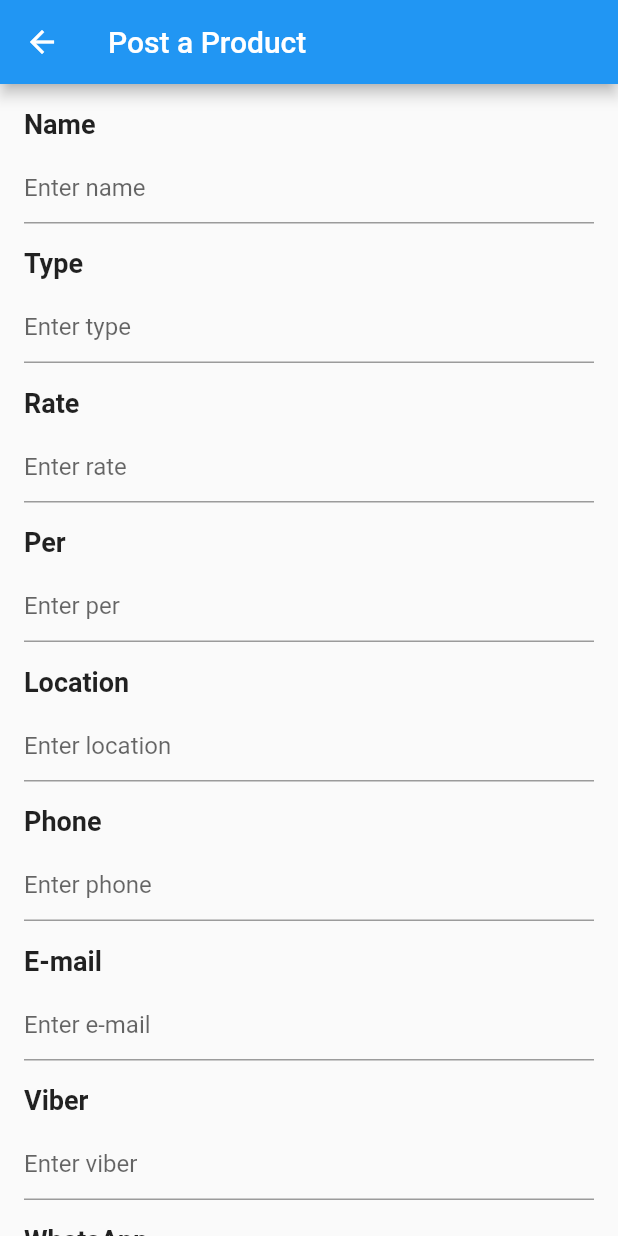
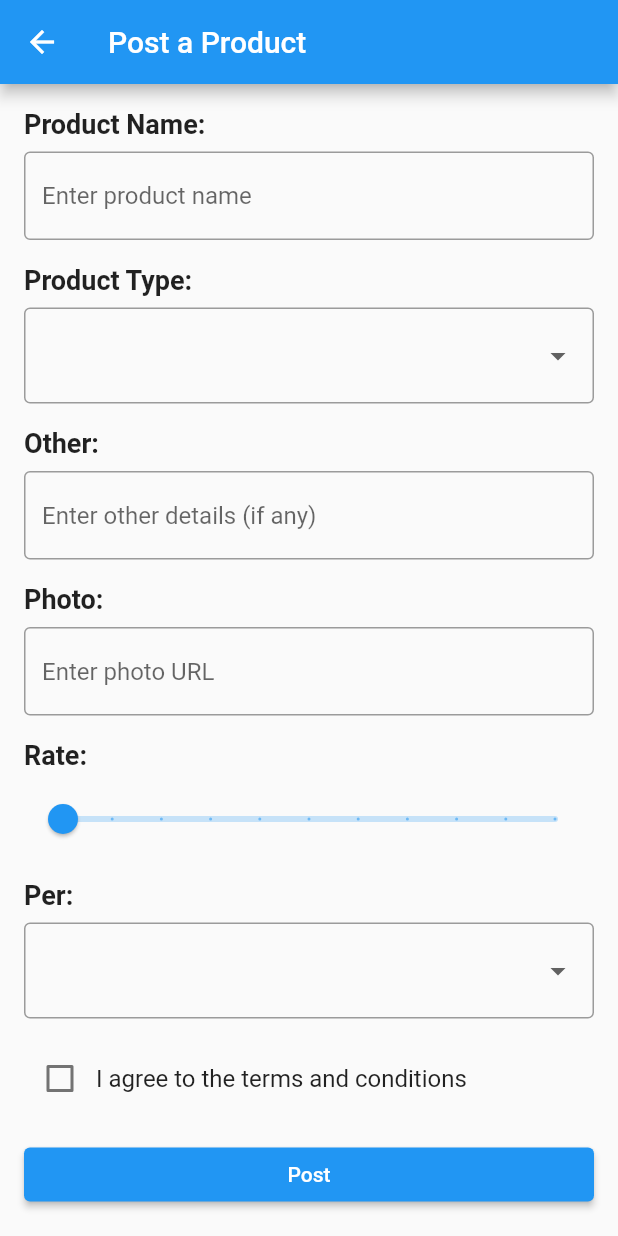
Before and after one commit to RaazDk1992/therental, a Flutter app: the PostAProductPage screen opened directly, on a phone screen of 412 x 824 dp. Run offline on Flutter 3.47's test engine with Material 2 defaults, Android fonts, the phone set to English and light mode, and no system bars; our stand-ins replace easy_localization, flutter_rating_bar, font_awesome_flutter, toggle_switch.

Commit message:
dropdown items created

```diff
--- /dev/null
+++ b/lib/data/productcategory.dart
@@ -0,0 +1,11 @@
+import 'package:flutter/material.dart';
+
+List<DropdownMenuItem> get productList {
+  List<DropdownMenuItem<String>> items = [
+    const DropdownMenuItem(child: Text("घर"), value: "home"),
+    const DropdownMenuItem(child: Text("गाडी"), value: "vehicle"),
+    const DropdownMenuItem(child: Text("कपडा"), value: "clothes"),
+    const DropdownMenuItem(child: Text("जग्गा"), value: "land"),
+  ];
+  return items;
+}
--- /dev/null
+++ b/lib/data/rateperduration.dart
@@ -0,0 +1,19 @@
+import 'package:flutter/material.dart';
+
+List<DropdownMenuItem> get rateList {
+  List<DropdownMenuItem<String>> items = [
+    DropdownMenuItem(
+      child: Text('प्रति महिना'),
+      value: 'per_month',
+    ),
+    DropdownMenuItem(
+      child: Text('प्रतिदिन'),
+      value: 'per_day',
+    ),
+    DropdownMenuItem(
+      child: Text('प्रतिघण्टा'),
+      value: 'per_hour',
+    )
+  ];
+  return items;
+}
--- a/lib/screens/lessor/home.dart
+++ b/lib/screens/lessor/home.dart
@@ -1,6 +1,7 @@
 import 'package:flutter/material.dart';
 import 'package:font_awesome_flutter/font_awesome_flutter.dart';
 import 'package:therental/screens/lessor/demand.dart';
+import 'package:therental/screens/lessor/postaproduct.dart';
 import 'package:therental/screens/lessor/request.dart';
 import 'package:therental/screens/search.dart';
 import 'package:toggle_switch/toggle_switch.dart';
@@ -20,7 +21,7 @@ class _HomePageState extends State<HomePage> {
     DemandPage(),
     RequestPage(),
     SuggestionsPage(),
-    PostProductPage(),
+    PostAProductPage()
   ];
 
   void _onItemTapped(int index) {
@@ -111,12 +112,3 @@ class SuggestionsPage extends StatelessWidget {
     );
   }
 }
-
-class PostProductPage extends StatelessWidget {
-  @override
-  Widget build(BuildContext context) {
-    return Center(
-      child: Text('Post Product Page'),
-    );
-  }
-}
--- a/lib/screens/lessor/postaproduct.dart
+++ b/lib/screens/lessor/postaproduct.dart
@@ -6,6 +6,14 @@ class PostAProductPage extends StatefulWidget {
 }
 
 class _PostAProductPageState extends State<PostAProductPage> {
+  String _productName = '';
+  String _productType = '';
+  String _other = '';
+  String _photo = '';
+  double _rate = 0.0;
+  String _per = '';
+  bool _termsAndConditions = false;
+
   @override
   Widget build(BuildContext context) {
     return Scaffold(
@@ -19,129 +27,179 @@ class _PostAProductPageState extends State<PostAProductPage> {
             crossAxisAlignment: CrossAxisAlignment.start,
             children: [
               Text(
-                'Name',
-                style: TextStyle(fontSize: 18.0, fontWeight: FontWeight.bold),
-              ),
-              const SizedBox(height: 8.0),
-              const TextField(
-                decoration: InputDecoration(
-                  hintText: 'Enter name',
+                'Product Name:',
+                style: TextStyle(
+                  fontWeight: FontWeight.bold,
+                  fontSize: 18.0,
                 ),
-              ),
-              const SizedBox(height: 16.0),
-              Text(
-                'Type',
-                style: TextStyle(fontSize: 18.0, fontWeight: FontWeight.bold),
               ),
               SizedBox(height: 8.0),
               TextField(
+                onChanged: (value) {
+                  setState(() {
+                    _productName = value;
+                  });
+                },
                 decoration: InputDecoration(
-                  hintText: 'Enter type',
+                  hintText: 'Enter product name',
+                  border: OutlineInputBorder(),
                 ),
               ),
               SizedBox(height: 16.0),
               Text(
-                'Rate',
-                style: TextStyle(fontSize: 18.0, fontWeight: FontWeight.bold),
+                'Product Type:',
+                style: TextStyle(
+                  fontWeight: FontWeight.bold,
+                  fontSize: 18.0,
+                ),
               ),
               SizedBox(height: 8.0),
-              TextField(
+              DropdownButtonFormField<String>(
+                value: _productType,
+                onChanged: (value) {
+                  setState(() {
+                    _productType = value!;
+                  });
+                },
+                items: [
+                  DropdownMenuItem(
+                    value: 'Type 1',
+                    child: Text('Type 1'),
+                  ),
+                  DropdownMenuItem(
+                    value: 'Type 2',
+                    child: Text('Type 2'),
+                  ),
+                  DropdownMenuItem(
+                    value: 'Type 3',
+                    child: Text('Type 3'),
+                  ),
+                ],
                 decoration: InputDecoration(
-                  hintText: 'Enter rate',
+                  border: OutlineInputBorder(),
                 ),
               ),
               SizedBox(height: 16.0),
               Text(
-                'Per',
-                style: TextStyle(fontSize: 18.0, fontWeight: FontWeight.bold),
+                'Other:',
+                style: TextStyle(
+                  fontWeight: FontWeight.bold,
+                  fontSize: 18.0,
+                ),
               ),
               SizedBox(height: 8.0),
               TextField(
+                onChanged: (value) {
+                  setState(() {
+                    _other = value;
+                  });
+                },
                 decoration: InputDecoration(
-                  hintText: 'Enter per',
+                  hintText: 'Enter other details (if any)',
+                  border: OutlineInputBorder(),
                 ),
               ),
               SizedBox(height: 16.0),
               Text(
-                'Location',
-                style: TextStyle(fontSize: 18.0, fontWeight: FontWeight.bold),
+                'Photo:',
+                style: TextStyle(
+                  fontWeight: FontWeight.bold,
+                  fontSize: 18.0,
+                ),
               ),
               SizedBox(height: 8.0),
               TextField(
+                onChanged: (value) {
+                  setState(() {
+                    _photo = value;
+                  });
+                },
                 decoration: InputDecoration(
-                  hintText: 'Enter location',
+                  hintText: 'Enter photo URL',
+                  border: OutlineInputBorder(),
                 ),
               ),
               SizedBox(height: 16.0),
               Text(
-                'Phone',
-                style: TextStyle(fontSize: 18.0, fontWeight: FontWeight.bold),
+                'Rate:',
+                style: TextStyle(
+                  fontWeight: FontWeight.bold,
+                  fontSize: 18.0,
+                ),
               ),
               SizedBox(height: 8.0),
-              TextField(
+              Slider(
+                value: _rate,
+                onChanged: (value) {
+                  setState(() {
+                    _rate = value;
+                  });
+                },
+                min: 0.0,
+                max: 100.0,
+                divisions: 10,
+                label: _rate.toStringAsFixed(1),
+              ),
+              SizedBox(height: 16.0),
+              Text(
+                'Per:',
+                style: TextStyle(
+                  fontWeight: FontWeight.bold,
+                  fontSize: 18.0,
+                ),
+              ),
+              SizedBox(height: 8.0),
+              DropdownButtonFormField<String>(
+                value: _per,
+                onChanged: (value) {
+                  setState(() {
+                    _per = value!;
+                  });
+                },
+                items: [
+                  DropdownMenuItem(
+                    value: 'Per 1',
+                    child: Text('Per 1'),
+                  ),
+                  DropdownMenuItem(
+                    value: 'Per 2',
+                    child: Text('Per 2'),
+                  ),
+                  DropdownMenuItem(
+                    value: 'Per 3',
+                    child: Text('Per 3'),
+                  ),
+                ],
                 decoration: InputDecoration(
-                  hintText: 'Enter phone',
+                  border: OutlineInputBorder(),
                 ),
               ),
               SizedBox(height: 16.0),
-              Text(
-                'E-mail',
-                style: TextStyle(fontSize: 18.0, fontWeight: FontWeight.bold),
-              ),
-              SizedBox(height: 8.0),
-              TextField(
-                decoration: InputDecoration(
-                  hintText: 'Enter e-mail',
-                ),
+              Row(
+                children: [
+                  Checkbox(
+                    value: _termsAndConditions,
+                    onChanged: (value) {
+                      setState(() {
+                        _termsAndConditions = value!;
+                      });
+                    },
+                  ),
+                  Text(
+                    'I agree to the terms and conditions',
+                    style: TextStyle(
+                      fontSize: 16.0,
+                    ),
+                  ),
+                ],
               ),
               SizedBox(height: 16.0),
-              Text(
-                'Viber',
-                style: TextStyle(fontSize: 18.0, fontWeight: FontWeight.bold),
-              ),
-              SizedBox(height: 8.0),
-              TextField(
-                decoration: InputDecoration(
-                  hintText: 'Enter viber',
+              SizedBox(
+                width: double.infinity,
+                child: ElevatedButton(
+                  onPressed: () {},
+                  child: Text('Post'),
                 ),
-              ),
-              SizedBox(height: 16.0),
-              Text(
-                'WhatsApp',
-                style: TextStyle(fontSize: 18.0, fontWeight: FontWeight.bold),
-              ),
-              SizedBox(height: 8.0),
-              TextField(
-                decoration: InputDecoration(
-                  hintText: 'Enter WhatsApp',
-                ),
-              ),
-              SizedBox(height: 16.0),
-              Text(
-                'Photo',
-                style: TextStyle(fontSize: 18.0, fontWeight: FontWeight.bold),
-              ),
-              SizedBox(height: 8.0),
-              TextField(
-                decoration: InputDecoration(
-                  hintText: 'Enter photo',
-                ),
-              ),
-              SizedBox(height: 16.0),
-              Text(
-                'Terms & Conditions',
-                style: TextStyle(fontSize: 18.0, fontWeight: FontWeight.bold),
-              ),
-              SizedBox(height: 8.0),
-              TextField(
-                decoration: InputDecoration(
-                  hintText: 'Enter terms & conditions',
-                ),
-              ),
-              SizedBox(height: 16.0),
-              ElevatedButton(
-                child: Text('Post'),
-                onPressed: () {},
               ),
             ],
           ),
--- a/lib/screens/login.dart
+++ b/lib/screens/login.dart
@@ -75,7 +75,7 @@ class _LoginPageState extends State<LoginPage> {
                 SizedBox(height: 20),
                 ElevatedButton(
                   onPressed: () {
-                    //TODO: Implement login functionality
+                    Navigator.pushNamed(context, homePage);
                   },
                   child: Text(
                     LocaleKeys.login.tr(),
```
